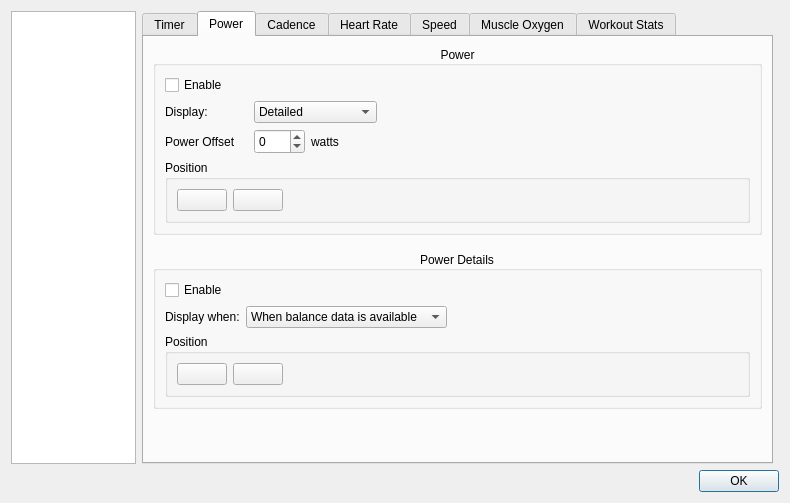
Qt form src/ui/dialogconfig.ui (MaximumTrainer/MaximumTrainer_Redux) before a commit.
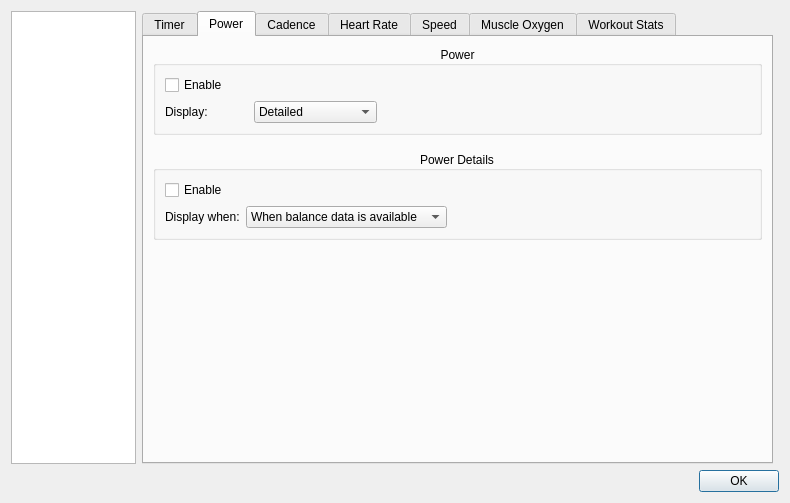
The same form after that commit. The open tabs and pages were chosen to show the change. Icons and pictures are not drawn. Custom widgets are drawn as their Qt base class.

Commit message: refactor(workout-settings): fewer tabs, no reorder or power offset, timers on top

Diff of the .ui file:
```diff
--- a/src/ui/dialogconfig.ui
+++ b/src/ui/dialogconfig.ui
@@ -629,130 +629,8 @@
                 </item>
                </layout>
               </item>
-              <item>
-               <layout class="QHBoxLayout" name="horizontalLayout_10">
-                <item>
-                 <widget class="QLabel" name="label_26">
-                  <property name="sizePolicy">
-                   <sizepolicy hsizetype="Minimum" vsizetype="Preferred">
-                    <horstretch>0</horstretch>
-                    <verstretch>0</verstretch>
-                   </sizepolicy>
-                  </property>
-                  <property name="minimumSize">
-                   <size>
-                    <width>83</width>
-                    <height>0</height>
-                   </size>
-                  </property>
-                  <property name="toolTip">
-                   <string>Increase/Decrease the power values received by a fixed wattage.</string>
-                  </property>
-                  <property name="text">
-                   <string>Power Offset</string>
-                  </property>
-                  <property name="alignment">
-                   <set>Qt::AlignLeading|Qt::AlignLeft|Qt::AlignVCenter</set>
-                  </property>
-                 </widget>
-                </item>
-                <item>
-                 <widget class="QSpinBox" name="spinBox_offsetPower">
-                  <property name="minimumSize">
-                   <size>
-                    <width>0</width>
-                    <height>25</height>
-                   </size>
-                  </property>
-                  <property name="toolTip">
-                   <string>Increase/Decrease the power values received by a fixed wattage.</string>
-                  </property>
-                  <property name="minimum">
-                   <number>-100</number>
-                  </property>
-                  <property name="maximum">
-                   <number>100</number>
-                  </property>
-                 </widget>
-                </item>
-                <item>
-                 <widget class="QLabel" name="label_3">
-                  <property name="text">
-                   <string>watts</string>
-                  </property>
-                 </widget>
-                </item>
-                <item>
-                 <spacer name="horizontalSpacer_10">
-                  <property name="orientation">
-                   <enum>Qt::Horizontal</enum>
-                  </property>
-                  <property name="sizeHint" stdset="0">
-                   <size>
-                    <width>40</width>
-                    <height>20</height>
-                   </size>
-                  </property>
-                 </spacer>
-                </item>
-               </layout>
-              </item>
-              <item>
-               <widget class="QGroupBox" name="groupBox_7">
-                <property name="title">
-                 <string>Position</string>
-                </property>
-                <layout class="QHBoxLayout" name="horizontalLayout_13">
-                 <item>
-                  <widget class="QPushButton" name="pushButton_leftPower">
-                   <property name="minimumSize">
-                    <size>
-                     <width>50</width>
-                     <height>0</height>
-                    </size>
-                   </property>
-                   <property name="text">
-                    <string/>
-                   </property>
-                   <property name="icon">
-                    <iconset resource="../MyResources.qrc">
-                     <normaloff>:/image/icon/leftArrow</normaloff>:/image/icon/leftArrow</iconset>
-                   </property>
-                  </widget>
-                 </item>
-                 <item>
-                  <widget class="QPushButton" name="pushButton_rightPower">
-                   <property name="minimumSize">
-                    <size>
-                     <width>50</width>
-                     <height>0</height>
-                    </size>
-                   </property>
-                   <property name="text">
-                    <string/>
-                   </property>
-                   <property name="icon">
-                    <iconset resource="../MyResources.qrc">
-                     <normaloff>:/image/icon/rightArrow</normaloff>:/image/icon/rightArrow</iconset>
-                   </property>
-                  </widget>
-                 </item>
-                 <item>
-                  <spacer name="horizontalSpacer_13">
-                   <property name="orientation">
-                    <enum>Qt::Horizontal</enum>
-                   </property>
-                   <property name="sizeHint" stdset="0">
-                    <size>
-                     <width>40</width>
-                     <height>20</height>
-                    </size>
-                   </property>
-                  </spacer>
-                 </item>
-                </layout>
-               </widget>
-              </item>
+
+
              </layout>
             </widget>
            </item>
@@ -853,62 +731,7 @@
                 </item>
                </layout>
               </item>
-              <item>
-               <widget class="QGroupBox" name="groupBox_6">
-                <property name="title">
-                 <string>Position</string>
-                </property>
-                <layout class="QHBoxLayout" name="horizontalLayout_12">
-                 <item>
-                  <widget class="QPushButton" name="pushButton_leftPowerBal">
-                   <property name="minimumSize">
-                    <size>
-                     <width>50</width>
-                     <height>0</height>
-                    </size>
-                   </property>
-                   <property name="text">
-                    <string/>
-                   </property>
-                   <property name="icon">
-                    <iconset resource="../MyResources.qrc">
-                     <normaloff>:/image/icon/leftArrow</normaloff>:/image/icon/leftArrow</iconset>
-                   </property>
-                  </widget>
-                 </item>
-                 <item>
-                  <widget class="QPushButton" name="pushButton_rightPowerBal">
-                   <property name="minimumSize">
-                    <size>
-                     <width>50</width>
-                     <height>0</height>
-                    </size>
-                   </property>
-                   <property name="text">
-                    <string/>
-                   </property>
-                   <property name="icon">
-                    <iconset resource="../MyResources.qrc">
-                     <normaloff>:/image/icon/rightArrow</normaloff>:/image/icon/rightArrow</iconset>
-                   </property>
-                  </widget>
-                 </item>
-                 <item>
-                  <spacer name="horizontalSpacer_12">
-                   <property name="orientation">
-                    <enum>Qt::Horizontal</enum>
-                   </property>
-                   <property name="sizeHint" stdset="0">
-                    <size>
-                     <width>40</width>
-                     <height>20</height>
-                    </size>
-                   </property>
-                  </spacer>
-                 </item>
-                </layout>
-               </widget>
-              </item>
+
              </layout>
             </widget>
            </item>
```
Left out of the diff: 728 changed lines with no effect on the pictures. The commit also changes 14 other files.
